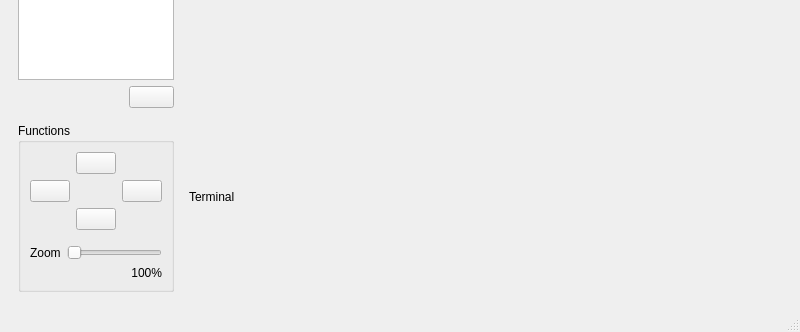
Above: gui.ui from vvc-git/computacao-grafica before the change; both pictures show x 0 to 800 and y 268 to 600 of the 800 by 600 pixel window. Below: the same form after it.
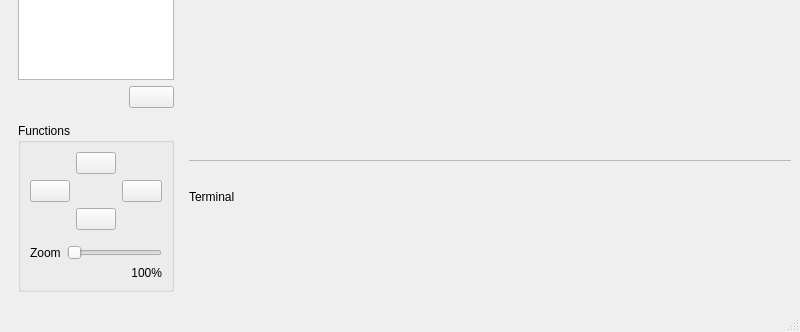
That is the form after the change. Icons and pictures are not drawn.

Patch:
```diff
--- a/gui.ui
+++ b/gui.ui
@@ -45,7 +45,24 @@
        </widget>
       </item>
       <item>
-       <widget class="QWidget" name="viewportWidget" native="true"/>
+       <widget class="QWidget" name="viewportWidget" native="true">
+        <widget class="QFrame" name="frame">
+         <property name="geometry">
+          <rect>
+           <x>-1</x>
+           <y>-21</y>
+           <width>641</width>
+           <height>421</height>
+          </rect>
+         </property>
+         <property name="frameShape">
+          <enum>QFrame::StyledPanel</enum>
+         </property>
+         <property name="frameShadow">
+          <enum>QFrame::Raised</enum>
+         </property>
+        </widget>
+       </widget>
       </item>
      </layout>
     </item>
```
Left out of the diff: 20 changed lines with no effect on the pictures.
